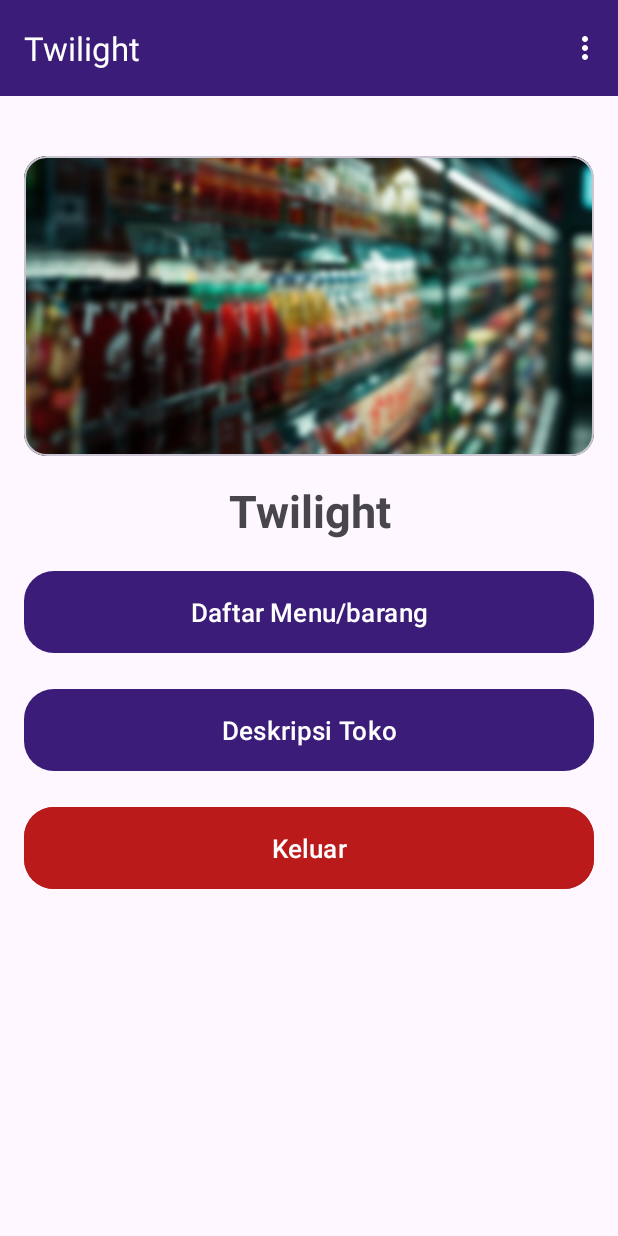
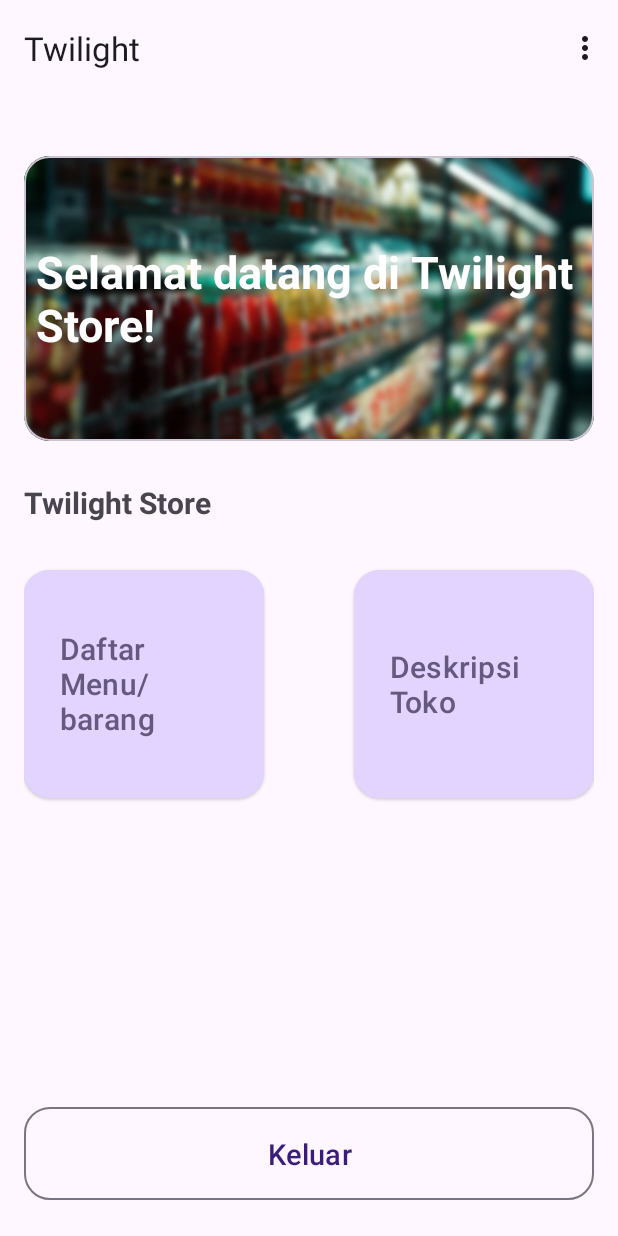
Before and after one commit to nudriin/Twilight, an Android app: the screen it shows after launch (MainActivity), on a phone screen of 412 x 824 dp. Run offline under Robolectric (Android 15) with nearby library versions, the phone set to English and light mode, and no system bars.

Commit message:
style: home fragment layout and color

```diff
--- a/app/src/main/java/com/nudriin/someproject/ui/HomeFragment.kt
+++ b/app/src/main/java/com/nudriin/someproject/ui/HomeFragment.kt
@@ -6,6 +6,7 @@ import android.view.LayoutInflater
 import android.view.View
 import android.view.ViewGroup
 import androidx.navigation.Navigation
+import com.nudriin.someproject.R
 import com.nudriin.someproject.databinding.FragmentHomeBinding
 
 class HomeFragment : Fragment() {
@@ -34,6 +35,21 @@ class HomeFragment : Fragment() {
             btnDescription.setOnClickListener {
                 navigateToDescription()
             }
+
+            btnExit.setOnClickListener {
+                requireActivity().finishAffinity()
+            }
+
+            topAppBar.setOnMenuItemClickListener { menuItem ->
+                when (menuItem.itemId) {
+                    R.id.menu1 -> {
+                        requireActivity().finishAffinity()
+                        true
+                    }
+
+                    else -> false
+                }
+            }
         }
     }
 
--- a/app/src/main/res/layout/fragment_home.xml
+++ b/app/src/main/res/layout/fragment_home.xml
@@ -9,7 +9,7 @@
     <com.google.android.material.appbar.AppBarLayout
         android:layout_width="match_parent"
         android:layout_height="wrap_content"
-        android:backgroundTint="@color/md_theme_primary">
+        android:backgroundTint="@color/md_theme_background">
 
         <com.google.android.material.appbar.MaterialToolbar
             android:id="@+id/topAppBar"
@@ -17,7 +17,7 @@
             android:layout_height="?attr/actionBarSize"
             app:layout_anchor="@+id/appBarLayout"
             app:layout_anchorGravity="center"
-            app:titleTextColor="@color/md_theme_onPrimary"
+            app:titleTextColor="@color/md_theme_onBackground"
             app:menu="@menu/option_menu"
             app:title="@string/app_name" />
 
@@ -29,19 +29,21 @@
         android:paddingHorizontal="16dp"
         app:layout_behavior="@string/appbar_scrolling_view_behavior">
 
-        <com.google.android.material.card.MaterialCardView xmlns:android="http://schemas.android.com/apk/res/android"
-            xmlns:card_view="http://schemas.android.com/apk/res-auto"
+        <com.google.android.material.card.MaterialCardView xmlns:card_view="http://schemas.android.com/apk/res-auto"
             android:id="@+id/cardView"
             android:layout_width="match_parent"
-            android:layout_height="200dp"
+            android:layout_height="190dp"
             android:layout_gravity="center"
             android:layout_marginTop="40dp"
-            card_view:cardCornerRadius="15dp"
+            card_view:cardCornerRadius="17dp"
             android:backgroundTint="@color/md_theme_background"
             card_view:layout_constraintStart_toStartOf="parent"
             card_view:layout_constraintTop_toTopOf="parent"
-            card_view:layout_constraintEnd_toEndOf="parent"
-            xmlns:tools="http://schemas.android.com/tools">
+            card_view:layout_constraintEnd_toEndOf="parent">
+
+            <FrameLayout
+                android:layout_width="match_parent"
+                android:layout_height="match_parent">
 
                 <ImageView
                     android:layout_width="490dp"
@@ -50,6 +52,18 @@
                     android:layout_gravity="center"
                     android:src="@drawable/home_card_bg"
                     tools:ignore="ContentDescription" />
+
+                <TextView
+                    android:layout_width="match_parent"
+                    android:layout_height="wrap_content"
+                    android:text="Selamat datang di Twilight Store!"
+                    android:textSize="30sp"
+                    android:textStyle="bold"
+                    android:layout_marginHorizontal="8dp"
+                    android:layout_gravity="center_vertical"
+                    android:textColor="#FFF" />
+            </FrameLayout>
+
 
         </com.google.android.material.card.MaterialCardView>
 
@@ -60,37 +74,51 @@
             app:layout_constraintStart_toStartOf="parent"
             app:layout_constraintEnd_toEndOf="parent"
             app:layout_constraintTop_toBottomOf="@id/cardView"
-            android:text="@string/app_name"
-            android:textAlignment="center"
-            android:layout_marginTop="16dp"
+            android:text="@string/twilight_store"
+            android:layout_marginTop="27dp"
             android:textStyle="bold"
-            android:textSize="30sp" />
+            android:textSize="20sp" />
 
-        <com.google.android.material.button.MaterialButton
-            android:id="@+id/btnMenu"
+        <androidx.constraintlayout.widget.ConstraintLayout
+            android:id="@+id/llMenu"
             android:layout_width="match_parent"
             android:layout_height="wrap_content"
             app:layout_constraintStart_toStartOf="parent"
             app:layout_constraintEnd_toEndOf="parent"
             app:layout_constraintTop_toBottomOf="@id/tvStoreName"
+            android:gravity="center_vertical"
+            android:layout_marginTop="27dp">
+
+            <com.google.android.material.button.MaterialButton
+                android:id="@+id/btnMenu"
+                style="@style/Widget.Material3.Button.ElevatedButton"
+                android:backgroundTint="@color/md_theme_secondaryContainer"
+                android:textColor="@color/md_theme_onSecondaryContainer"
+                android:layout_width="160dp"
+                android:layout_height="160dp"
                 android:text="@string/daftar_menu_barang"
-            android:textSize="17sp"
-            android:layout_marginTop="16dp"
-            android:paddingVertical="15dp"
-            app:cornerRadius="20dp" />
+                android:textAlignment="textStart"
+                android:textSize="20sp"
+                app:cornerRadius="17dp"
+                app:layout_constraintStart_toStartOf="parent"
+                app:layout_constraintTop_toTopOf="parent"
+                app:layout_constraintBottom_toBottomOf="parent" />
 
             <com.google.android.material.button.MaterialButton
                 android:id="@+id/btnDescription"
-            android:layout_width="match_parent"
-            android:layout_height="wrap_content"
-            app:layout_constraintStart_toStartOf="parent"
+                style="@style/Widget.Material3.Button.ElevatedButton"
+                android:backgroundTint="@color/md_theme_secondaryContainer"
+                android:textColor="@color/md_theme_onSecondaryContainer"
+                android:layout_width="160dp"
+                android:layout_height="160dp"
+                android:text="@string/deskripsi_toko"
+                android:textSize="20sp"
+                app:cornerRadius="17dp"
+                android:textAlignment="textStart"
                 app:layout_constraintEnd_toEndOf="parent"
-            app:layout_constraintTop_toBottomOf="@id/btnMenu"
-            android:text="@string/deskripsi_toko"
-            android:textSize="17sp"
-            android:layout_marginTop="16dp"
-            android:paddingVertical="15dp"
-            app:cornerRadius="20dp" />
+                app:layout_constraintTop_toTopOf="parent"
+                app:layout_constraintBottom_toBottomOf="parent" />
+        </androidx.constraintlayout.widget.ConstraintLayout>
 
         <com.google.android.material.button.MaterialButton
             android:id="@+id/btnExit"
@@ -98,13 +126,13 @@
             android:layout_height="wrap_content"
             app:layout_constraintStart_toStartOf="parent"
             app:layout_constraintEnd_toEndOf="parent"
-            app:layout_constraintTop_toBottomOf="@id/btnDescription"
-            android:backgroundTint="@color/md_theme_error"
+            app:layout_constraintBottom_toBottomOf="parent"
             android:text="@string/keluar"
-            android:textSize="17sp"
-            android:layout_marginTop="16dp"
-            android:paddingVertical="15dp"
-            app:cornerRadius="20dp" />
+            style="?attr/materialButtonOutlinedStyle"
+            android:textSize="19sp"
+            android:layout_marginBottom="20dp"
+            android:paddingVertical="18dp"
+            app:cornerRadius="17dp" />
     </androidx.constraintlayout.widget.ConstraintLayout>
 
 </androidx.coordinatorlayout.widget.CoordinatorLayout>
--- a/app/src/main/res/values-night/themes.xml
+++ b/app/src/main/res/values-night/themes.xml
@@ -47,6 +47,6 @@
         <item name="colorSurfaceContainer">@color/md_theme_surfaceContainer</item>
         <item name="colorSurfaceContainerHigh">@color/md_theme_surfaceContainerHigh</item>
         <item name="colorSurfaceContainerHighest">@color/md_theme_surfaceContainerHighest</item>
-        <item name="colorControlNormal">@color/md_theme_onPrimary</item>
+        <item name="colorControlNormal">@color/md_theme_onBackground</item>
     </style>
 </resources>
--- a/app/src/main/res/values/strings.xml
+++ b/app/src/main/res/values/strings.xml
@@ -5,4 +5,5 @@
     <string name="deskripsi_toko">Deskripsi Toko</string>
     <string name="daftar_menu_barang">Daftar Menu/barang</string>
     <string name="keluar">Keluar</string>
+    <string name="twilight_store">Twilight Store</string>
 </resources>
--- a/app/src/main/res/values/themes.xml
+++ b/app/src/main/res/values/themes.xml
@@ -47,6 +47,6 @@
         <item name="colorSurfaceContainer">@color/md_theme_surfaceContainer</item>
         <item name="colorSurfaceContainerHigh">@color/md_theme_surfaceContainerHigh</item>
         <item name="colorSurfaceContainerHighest">@color/md_theme_surfaceContainerHighest</item>
-        <item name="colorControlNormal">@color/md_theme_onPrimary</item>
+        <item name="colorControlNormal">@color/md_theme_onBackground</item>
     </style>
 </resources>
```
Lines whose indentation alone changed are shown as unchanged.
